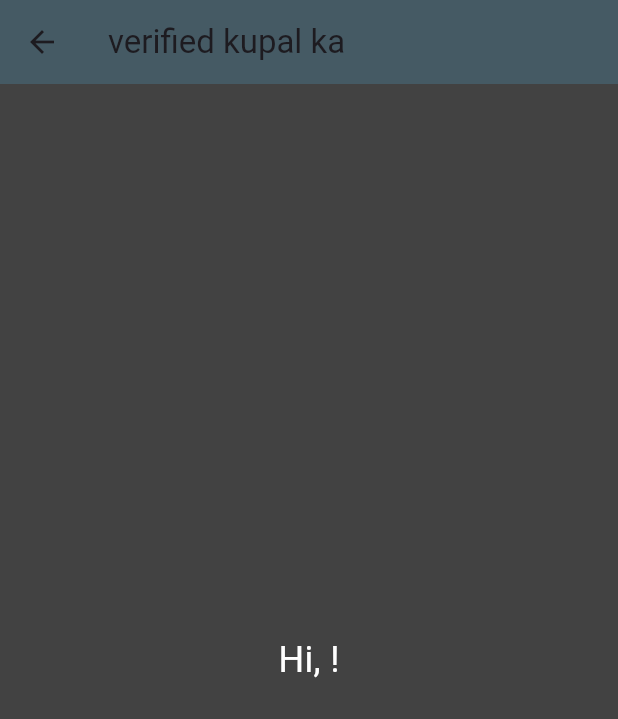
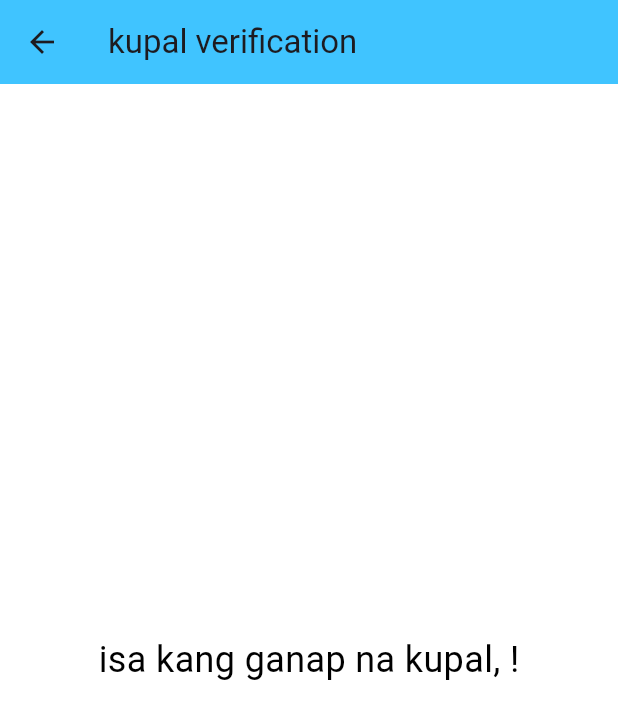
Before and after one commit to ccob2/ong_basic_login_app, a Flutter app: the screen it shows after launch, after a tap on "Login", on a phone screen of 412 x 824 dp. Shown: the top 719 px of the screen. Run offline on Flutter 3.47's test engine with Material 3 defaults, Android fonts, the phone set to English and light mode, and no system bars.

Commit message:
god si man

```diff
--- a/lib/home_page.dart
+++ b/lib/home_page.dart
@@ -20,17 +20,17 @@ class _HomePageState extends State<HomePage> {
     return Scaffold(
       appBar: AppBar(
         title: Text(
-          "Basic Login App",
+          "login ni MAN",
           style: TextStyle(
             fontWeight: FontWeight.bold,
           ),
         ),
         centerTitle: true,
-        backgroundColor: Colors.blueGrey[700],
+        backgroundColor: Colors.blue,
         elevation: 4,
-        shadowColor: Colors.blueGrey,
+        shadowColor: Colors.blueAccent,
       ),
-      backgroundColor: Colors.grey[800],
+      backgroundColor: Colors.white,
       body: Center(
         child: Column(
           mainAxisAlignment: MainAxisAlignment.center,
@@ -39,11 +39,11 @@ class _HomePageState extends State<HomePage> {
               width: 250,
               child: TextField(
                 controller: _usernameController,
-                style: TextStyle(color: Colors.white),
+                style: TextStyle(color: Colors.black),
                 decoration: InputDecoration(
                   labelText: "Username",
                   labelStyle: TextStyle(
-                    color: Colors.white,
+                    color: Colors.black,
                   ),
                   enabledBorder: OutlineInputBorder(
                     borderSide: BorderSide(
--- a/lib/second_page.dart
+++ b/lib/second_page.dart
@@ -22,15 +22,15 @@ class _SecondPageState extends State<SecondPage> {
   Widget build(BuildContext context) {
     return Scaffold(
       appBar: AppBar(
-        title: const Text('verified kupal ka'),
-        backgroundColor: Colors.blueGrey[700],
+        title: const Text('kupal verification'),
+        backgroundColor: Colors.lightBlueAccent,
       ),
-      backgroundColor: Colors.grey[800],
+      backgroundColor: Colors.white,
       body: Center(
         child: Text(
-          'Hi, ${widget.username}!',
+          'isa kang ganap na kupal, ${widget.username}!',
           style: const TextStyle(
-            color: Colors.white,
+            color: Colors.black,
             fontSize: 24,
           ),
         ),
```
